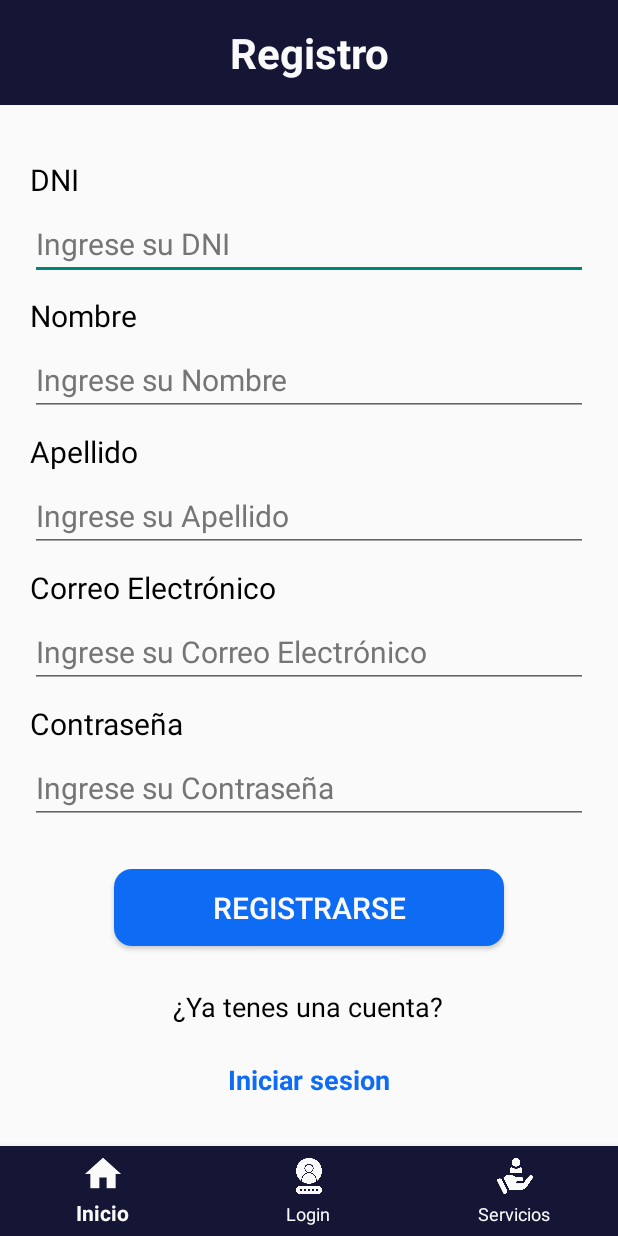
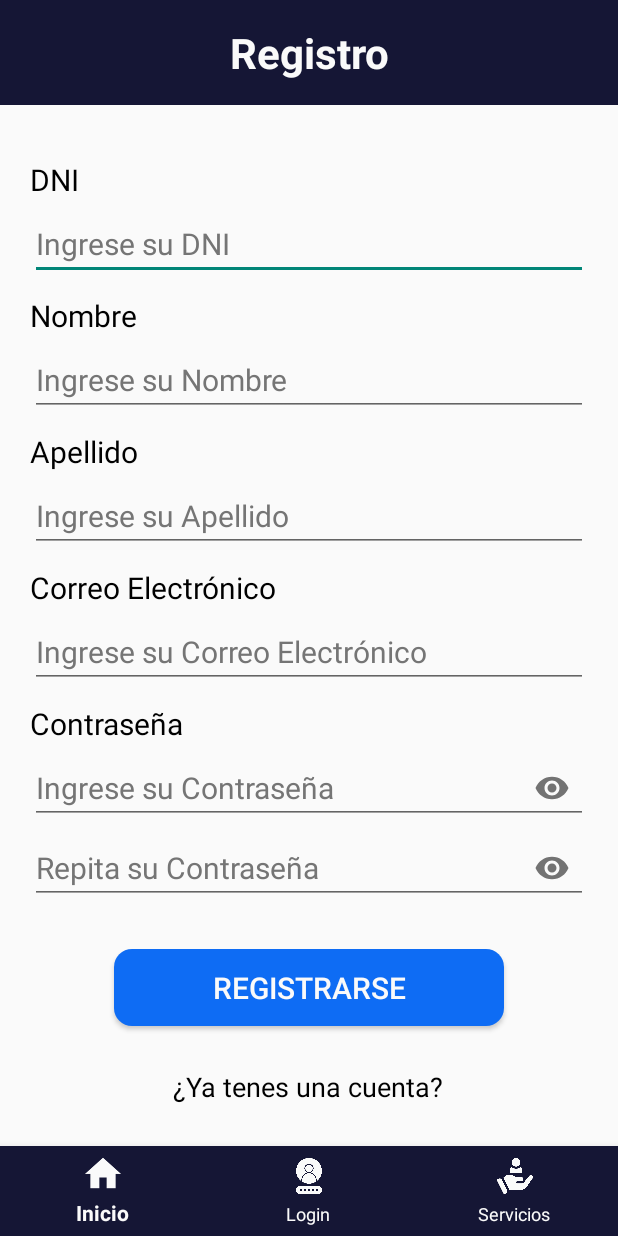
Before and after one commit to ReservasMedicasMobile/ReservasMedicasMobile, an Android app: the registro screen opened directly, with no data from a screen before it, on a phone screen of 412 x 824 dp. Run offline under Robolectric (Android 15) with nearby library versions, the phone set to English and light mode, and no system bars; our stand-ins replace Volley; network calls fail; Roboto replaces fonts that are not available here.

Commit message:
Cambios en registro y Mis turnos
Modificaciones funcionales y estéticas

```diff
--- a/app/src/main/res/layout/activity_registro.xml
+++ b/app/src/main/res/layout/activity_registro.xml
@@ -7,7 +7,6 @@
     android:layout_width="match_parent"
     android:layout_height="match_parent"
     tools:context=".registro">
-
 
     <TextView
         android:id="@+id/titulo"
@@ -33,12 +32,9 @@
         android:padding="20dp"
         app:layout_constraintTop_toBottomOf="@id/titulo">
 
-
         <TextView
             android:layout_width="match_parent"
             android:layout_height="wrap_content"
-            android:layout_marginTop="0dp"
-            android:autofillHints=""
             android:text="@string/dni"
             android:textColor="@color/black"
             android:textSize="20sp" />
@@ -59,7 +55,6 @@
             android:layout_width="match_parent"
             android:layout_height="wrap_content"
             android:layout_marginTop="10dp"
-            android:autofillHints=""
             android:text="@string/nombre"
             android:textColor="@color/black"
             android:textSize="20sp" />
@@ -80,7 +75,6 @@
             android:layout_width="match_parent"
             android:layout_height="wrap_content"
             android:layout_marginTop="10dp"
-            android:autofillHints=""
             android:text="@string/apellido"
             android:textColor="@color/black"
             android:textSize="20sp" />
@@ -101,7 +95,6 @@
             android:layout_width="match_parent"
             android:layout_height="wrap_content"
             android:layout_marginTop="10dp"
-            android:autofillHints=""
             android:text="@string/correo_electr_nico"
             android:textColor="@color/black"
             android:textSize="20sp" />
@@ -122,22 +115,28 @@
             android:layout_width="match_parent"
             android:layout_height="wrap_content"
             android:layout_marginTop="10dp"
-            android:autofillHints=""
             android:text="@string/contrase_a"
             android:textColor="@color/black"
             android:textSize="20sp" />
 
-        <EditText
+        <com.google.android.material.textfield.TextInputLayout
+            android:layout_width="match_parent"
+            android:layout_height="wrap_content"
+            android:layout_marginTop="5dp"
+            app:endIconMode="password_toggle"
+            app:hintEnabled="false">
+
+            <com.google.android.material.textfield.TextInputEditText
                 android:id="@+id/password_input"
                 android:layout_width="match_parent"
                 android:layout_height="wrap_content"
-            android:layout_marginTop="5dp"
                 android:hint="@string/ingrese_su_contrase_a"
                 android:inputType="textPassword"
                 android:minHeight="33dp"
                 android:textColor="@color/black"
                 android:textColorHint="#757575"
                 android:textSize="20sp" />
+        </com.google.android.material.textfield.TextInputLayout>
 
         <TextView
             android:id="@+id/password_requirements"
@@ -145,6 +144,36 @@
             android:layout_height="wrap_content"
             android:layout_marginTop="5dp"
             android:text="@string/la_contrase_a_debe_tener_una_may_scula_una_min_scula_un_numero_y_un_simbolo"
+            android:textColor="#FF0000"
+            android:textSize="15sp"
+            android:visibility="gone" />
+
+        <!-- Campo repetir contraseña con ojito, hint dentro de EditText y sin hint flotante -->
+        <com.google.android.material.textfield.TextInputLayout
+            android:layout_width="match_parent"
+            android:layout_height="wrap_content"
+            android:layout_marginTop="5dp"
+            app:endIconMode="password_toggle"
+            app:hintEnabled="false">
+
+            <com.google.android.material.textfield.TextInputEditText
+                android:id="@+id/confirm_password_input"
+                android:layout_width="match_parent"
+                android:layout_height="wrap_content"
+                android:hint="Repita su Contraseña"
+                android:inputType="textPassword"
+                android:minHeight="33dp"
+                android:textColor="@color/black"
+                android:textColorHint="#757575"
+                android:textSize="20sp" />
+        </com.google.android.material.textfield.TextInputLayout>
+
+        <TextView
+            android:id="@+id/password_mismatch_error"
+            android:layout_width="wrap_content"
+            android:layout_height="wrap_content"
+            android:layout_marginTop="5dp"
+            android:text="Las contraseñas no coinciden"
             android:textColor="#FF0000"
             android:textSize="15sp"
             android:visibility="gone" />
```
Also changed, not shown: app/src/main/java/com/example/reservasmedicasmobile/MisturnosDashboard.java (+24 -4 lines), app/src/main/java/com/example/reservasmedicasmobile/registro.java (+61 -98 lines), app/src/main/res/layout/mis_turnos_dashboard.xml (+42 -42 lines). Lines whose indentation alone changed are shown as unchanged.
